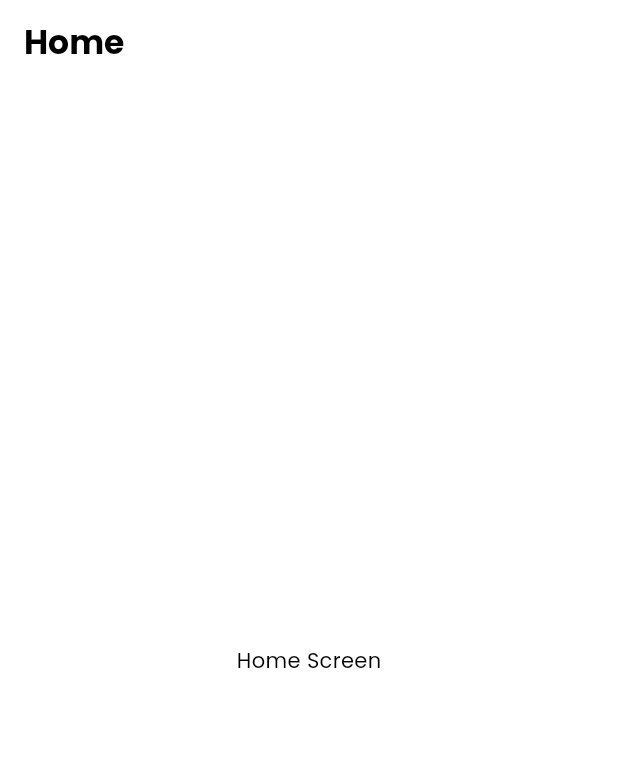
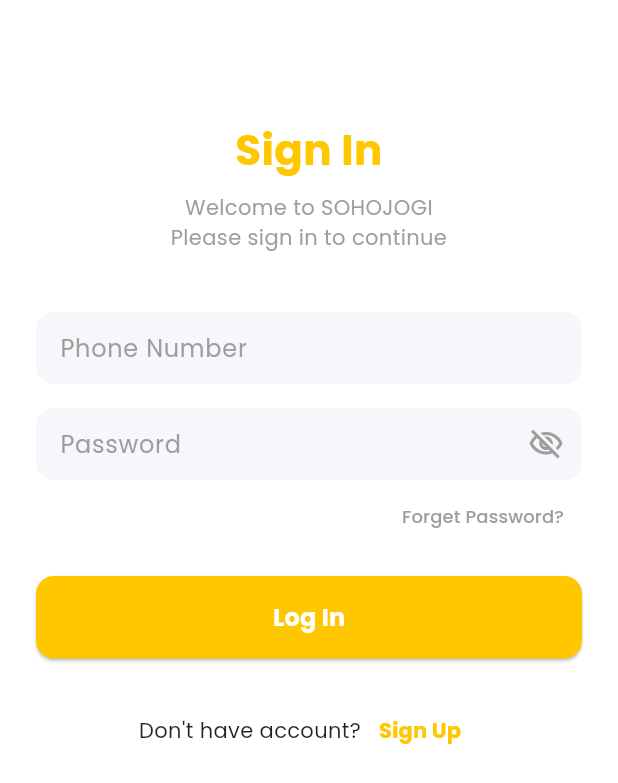
Before and after one commit to Learnathon-By-Geeky-Solutions/team-synergy, a Flutter app: the screen it shows after launch, on a phone screen of 412 x 824 dp. Shown: the top 783 px of the screen. Run offline on Flutter 3.47's test engine with Material 3 defaults, Android fonts, the phone set to English and light mode, and no system bars; our stand-ins replace animated_splash_screen, lottie, supabase_flutter; accounts and stored records are empty.

Commit message:
-- auth added and theme moved

```diff
--- /dev/null
+++ b/sohojogi/lib/base/theme/theme_data.dart
@@ -0,0 +1,88 @@
+import 'package:flutter/material.dart';
+import 'package:sohojogi/constants/colors.dart';
+
+ThemeData darkTheme = ThemeData(
+  brightness: Brightness.dark,
+  primaryColor: darkColor,
+  hintColor: secondaryColor,
+  scaffoldBackgroundColor: grayColor,
+
+  // Configure color scheme for dark mode
+  colorScheme: ColorScheme.dark(
+    primary: darkColor,
+    secondary: secondaryColor,
+    surface: grayColor,
+    // Ensure text is legible on dark surfaces
+    onPrimary: Colors.white,
+    onSecondary: Colors.white,
+    onSurface: Colors.white,
+  ),
+
+  // AppBar theme for dark mode
+  appBarTheme: AppBarTheme(
+    backgroundColor: darkColor,
+    foregroundColor: Colors.white,
+  ),
+
+  // Text theme configuration remains consistent
+  textTheme: const TextTheme(
+    bodyLarge: TextStyle(fontFamily: 'Poppins', fontSize: 16, fontWeight: FontWeight.normal),
+    bodyMedium: TextStyle(fontFamily: 'Poppins', fontSize: 14, fontWeight: FontWeight.normal),
+    bodySmall: TextStyle(fontFamily: 'Poppins', fontSize: 12, fontWeight: FontWeight.normal),
+
+    headlineLarge: TextStyle(fontFamily: 'Poppins', fontSize: 24, fontWeight: FontWeight.bold),
+    headlineMedium: TextStyle(fontFamily: 'Poppins', fontSize: 20, fontWeight: FontWeight.w600),
+    headlineSmall: TextStyle(fontFamily: 'Poppins', fontSize: 18, fontWeight: FontWeight.w600),
+
+    titleLarge: TextStyle(fontFamily: 'Poppins', fontSize: 22, fontWeight: FontWeight.bold),
+    titleMedium: TextStyle(fontFamily: 'Poppins', fontSize: 16, fontWeight: FontWeight.w600),
+    titleSmall: TextStyle(fontFamily: 'Poppins', fontSize: 14, fontWeight: FontWeight.w600),
+
+    labelLarge: TextStyle(fontFamily: 'Poppins', fontSize: 14, fontWeight: FontWeight.w500),
+    labelMedium: TextStyle(fontFamily: 'Poppins', fontSize: 12, fontWeight: FontWeight.w500),
+    labelSmall: TextStyle(fontFamily: 'Poppins', fontSize: 10, fontWeight: FontWeight.w500),
+  ),
+);
+
+ThemeData lightTheme = ThemeData(
+  brightness: Brightness.light,
+  primaryColor: primaryColor,
+  hintColor: secondaryColor,
+  scaffoldBackgroundColor: Colors.white, // Set background to white
+
+  // Configure color scheme for light mode
+  colorScheme: ColorScheme.light(
+    primary: primaryColor,
+    secondary: secondaryColor,
+    surface: Colors.white, // Set surface to white
+    // Ensure text is legible on light surfaces
+    onPrimary: Colors.white,
+    onSecondary: Colors.white,
+    onSurface: Colors.black, // Set elements to black
+  ),
+
+  // AppBar theme to maintain consistency
+  appBarTheme: AppBarTheme(
+    backgroundColor: primaryColor,
+    foregroundColor: Colors.black,
+  ),
+
+  // Text theme configuration
+  textTheme: const TextTheme(
+    bodyLarge: TextStyle(fontFamily: 'Poppins', fontSize: 16, fontWeight: FontWeight.normal),
+    bodyMedium: TextStyle(fontFamily: 'Poppins', fontSize: 14, fontWeight: FontWeight.normal),
+    bodySmall: TextStyle(fontFamily: 'Poppins', fontSize: 12, fontWeight: FontWeight.normal),
+
+    headlineLarge: TextStyle(fontFamily: 'Poppins', fontSize: 24, fontWeight: FontWeight.bold),
+    headlineMedium: TextStyle(fontFamily: 'Poppins', fontSize: 20, fontWeight: FontWeight.w600),
+    headlineSmall: TextStyle(fontFamily: 'Poppins', fontSize: 18, fontWeight: FontWeight.w600),
+
+    titleLarge: TextStyle(fontFamily: 'Poppins', fontSize: 22, fontWeight: FontWeight.bold),
+    titleMedium: TextStyle(fontFamily: 'Poppins', fontSize: 16, fontWeight: FontWeight.w600),
+    titleSmall: TextStyle(fontFamily: 'Poppins', fontSize: 14, fontWeight: FontWeight.w600),
+
+    labelLarge: TextStyle(fontFamily: 'Poppins', fontSize: 14, fontWeight: FontWeight.w500),
+    labelMedium: TextStyle(fontFamily: 'Poppins', fontSize: 12, fontWeight: FontWeight.w500),
+    labelSmall: TextStyle(fontFamily: 'Poppins', fontSize: 10, fontWeight: FontWeight.w500),
+  ),
+);
--- /dev/null
+++ b/sohojogi/lib/constants/keys.dart
@@ -0,0 +1,3 @@
+
+const supabaseUrl = "https://szcieomutldoegeoelke.supabase.co";
+const supabaseKey = "eyJhbGciOiJIUzI1NiIsInR5cCI6IkpXVCJ9.eyJpc3MiOiJzdXBhYmFzZSIsInJlZiI6InN6Y2llb211dGxkb2VnZW9lbGtlIiwicm9sZSI6ImFub24iLCJpYXQiOjE3NDIwNjU0NzUsImV4cCI6MjA1NzY0MTQ3NX0.nJKEJbgTzYEg9HpHgtRpK1d5rbNzTR6WUMdhBpbU0Oc";//String.fromEnvironment('SUPABASE_KEY');
--- a/sohojogi/lib/main.dart
+++ b/sohojogi/lib/main.dart
@@ -1,8 +1,13 @@
 import 'package:flutter/material.dart';
-import 'package:sohojogi/constants/colors.dart';
+import 'package:sohojogi/base/theme/theme_data.dart';
+import 'package:sohojogi/constants/keys.dart';
 import 'package:sohojogi/screens/splash/splash_screen.dart';
+import 'package:supabase_flutter/supabase_flutter.dart';
 
-void main() {
+
+Future<void> main() async {
+  WidgetsFlutterBinding.ensureInitialized();
+  await Supabase.initialize(url: supabaseUrl, anonKey: supabaseKey);
   runApp(const MyApp());
 }
 
@@ -16,92 +21,10 @@
       debugShowCheckedModeBanner: false,
 
       // Light theme configuration
-      theme: ThemeData(
-        brightness: Brightness.light,
-        primaryColor: primaryColor,
-        hintColor: secondaryColor,
-        scaffoldBackgroundColor: Colors.white, // Set background to white
-
-        // Configure color scheme for light mode
-        colorScheme: ColorScheme.light(
-          primary: primaryColor,
-          secondary: secondaryColor,
-          surface: Colors.white, // Set surface to white
-          // Ensure text is legible on light surfaces
-          onPrimary: Colors.white,
-          onSecondary: Colors.white,
-          onSurface: Colors.black, // Set elements to black
-        ),
-
-        // AppBar theme to maintain consistency
-        appBarTheme: AppBarTheme(
-          backgroundColor: primaryColor,
-          foregroundColor: Colors.black,
-        ),
-
-        // Text theme configuration
-        textTheme: const TextTheme(
-          bodyLarge: TextStyle(fontFamily: 'Poppins', fontSize: 16, fontWeight: FontWeight.normal),
-          bodyMedium: TextStyle(fontFamily: 'Poppins', fontSize: 14, fontWeight: FontWeight.normal),
-          bodySmall: TextStyle(fontFamily: 'Poppins', fontSize: 12, fontWeight: FontWeight.normal),
-
-          headlineLarge: TextStyle(fontFamily: 'Poppins', fontSize: 24, fontWeight: FontWeight.bold),
-          headlineMedium: TextStyle(fontFamily: 'Poppins', fontSize: 20, fontWeight: FontWeight.w600),
-          headlineSmall: TextStyle(fontFamily: 'Poppins', fontSize: 18, fontWeight: FontWeight.w600),
-
-          titleLarge: TextStyle(fontFamily: 'Poppins', fontSize: 22, fontWeight: FontWeight.bold),
-          titleMedium: TextStyle(fontFamily: 'Poppins', fontSize: 16, fontWeight: FontWeight.w600),
-          titleSmall: TextStyle(fontFamily: 'Poppins', fontSize: 14, fontWeight: FontWeight.w600),
-
-          labelLarge: TextStyle(fontFamily: 'Poppins', fontSize: 14, fontWeight: FontWeight.w500),
-          labelMedium: TextStyle(fontFamily: 'Poppins', fontSize: 12, fontWeight: FontWeight.w500),
-          labelSmall: TextStyle(fontFamily: 'Poppins', fontSize: 10, fontWeight: FontWeight.w500),
-        ),
-      ),
+      theme: lightTheme,
 
       // Dark theme configuration
-      darkTheme: ThemeData(
-        brightness: Brightness.dark,
-        primaryColor: darkColor,
-        hintColor: secondaryColor,
-        scaffoldBackgroundColor: grayColor,
-
-        // Configure color scheme for dark mode
-        colorScheme: ColorScheme.dark(
-          primary: darkColor,
-          secondary: secondaryColor,
-          surface: grayColor,
-          // Ensure text is legible on dark surfaces
-          onPrimary: Colors.white,
-          onSecondary: Colors.white,
-          onSurface: Colors.white,
-        ),
-
-        // AppBar theme for dark mode
-        appBarTheme: AppBarTheme(
-          backgroundColor: darkColor,
-          foregroundColor: Colors.white,
-        ),
-
-        // Text theme configuration remains consistent
-        textTheme: const TextTheme(
-          bodyLarge: TextStyle(fontFamily: 'Poppins', fontSize: 16, fontWeight: FontWeight.normal),
-          bodyMedium: TextStyle(fontFamily: 'Poppins', fontSize: 14, fontWeight: FontWeight.normal),
-          bodySmall: TextStyle(fontFamily: 'Poppins', fontSize: 12, fontWeight: FontWeight.normal),
-
-          headlineLarge: TextStyle(fontFamily: 'Poppins', fontSize: 24, fontWeight: FontWeight.bold),
-          headlineMedium: TextStyle(fontFamily: 'Poppins', fontSize: 20, fontWeight: FontWeight.w600),
-          headlineSmall: TextStyle(fontFamily: 'Poppins', fontSize: 18, fontWeight: FontWeight.w600),
-
-          titleLarge: TextStyle(fontFamily: 'Poppins', fontSize: 22, fontWeight: FontWeight.bold),
-          titleMedium: TextStyle(fontFamily: 'Poppins', fontSize: 16, fontWeight: FontWeight.w600),
-          titleSmall: TextStyle(fontFamily: 'Poppins', fontSize: 14, fontWeight: FontWeight.w600),
-
-          labelLarge: TextStyle(fontFamily: 'Poppins', fontSize: 14, fontWeight: FontWeight.w500),
-          labelMedium: TextStyle(fontFamily: 'Poppins', fontSize: 12, fontWeight: FontWeight.w500),
-          labelSmall: TextStyle(fontFamily: 'Poppins', fontSize: 10, fontWeight: FontWeight.w500),
-        ),
-      ),
+      darkTheme: darkTheme,
 
       // Automatically switch between light and dark themes based on system settings
       themeMode: ThemeMode.system,
--- /dev/null
+++ b/sohojogi/lib/screens/authentication/views/signin_view.dart
@@ -0,0 +1,161 @@
+import 'package:flutter/material.dart';
+import 'package:sohojogi/screens/authentication/views/signup_view.dart';
+
+class SignInView extends StatelessWidget {
+  final TextEditingController phoneController = TextEditingController();
+  final TextEditingController passwordController = TextEditingController();
+  final ValueNotifier<bool> obscurePassword = ValueNotifier<bool>(true);
+
+  SignInView({Key? key}) : super(key: key);
+
+  @override
+  Widget build(BuildContext context) {
+    return Scaffold(
+      backgroundColor: Colors.white,
+      body: SafeArea(
+        child: SingleChildScrollView(
+          padding: const EdgeInsets.symmetric(horizontal: 24),
+          child: Column(
+            crossAxisAlignment: CrossAxisAlignment.stretch,
+            children: [
+              const SizedBox(height: 80),
+              const Text(
+                'Sign In',
+                style: TextStyle(
+                  fontSize: 28,
+                  fontWeight: FontWeight.bold,
+                  color: Color(0xFFFFC700),
+                ),
+                textAlign: TextAlign.center,
+              ),
+              const SizedBox(height: 8),
+              const Text(
+                'Welcome to SOHOJOGI\nPlease sign in to continue',
+                style: TextStyle(
+                  fontSize: 14,
+                  color: Colors.grey,
+                ),
+                textAlign: TextAlign.center,
+              ),
+              const SizedBox(height: 40),
+              Container(
+                decoration: BoxDecoration(
+                  color: const Color(0xFFF5F7FA),
+                  borderRadius: BorderRadius.circular(12),
+                ),
+                padding: const EdgeInsets.symmetric(horizontal: 16),
+                child: TextField(
+                  controller: phoneController,
+                  keyboardType: TextInputType.phone,
+                  decoration: const InputDecoration(
+                    hintText: 'Phone Number',
+                    hintStyle: TextStyle(color: Colors.grey),
+                    border: InputBorder.none,
+                  ),
+                ),
+              ),
+              const SizedBox(height: 16),
+              ValueListenableBuilder<bool>(
+                valueListenable: obscurePassword,
+                builder: (_, obscure, __) {
+                  return Container(
+                    decoration: BoxDecoration(
+                      color: const Color(0xFFF5F7FA),
+                      borderRadius: BorderRadius.circular(12),
+                    ),
+                    child: Row(
+                      children: [
+                        Expanded(
+                          child: TextField(
+                            controller: passwordController,
+                            obscureText: obscure,
+                            decoration: const InputDecoration(
+                              hintText: 'Password',
+                              hintStyle: TextStyle(color: Colors.grey),
+                              border: InputBorder.none,
+                              contentPadding: EdgeInsets.symmetric(horizontal: 16),
+                            ),
+                          ),
+                        ),
+                        IconButton(
+                          icon: Icon(
+                            obscure ? Icons.visibility_off_outlined : Icons.visibility_outlined,
+                            color: Colors.grey,
+                          ),
+                          onPressed: () => obscurePassword.value = !obscure,
+                        ),
+                      ],
+                    ),
+                  );
+                },
+              ),
+              Align(
+                alignment: Alignment.centerRight,
+                child: TextButton(
+                  onPressed: () {
+                    // Navigate to forgot password
+                    // Navigator.push(
+                    //   context,
+                    //   MaterialPageRoute(builder: (context) => ForgotPasswordView()),
+                    // );
+                  },
+                  child: const Text(
+                    'Forget Password?',
+                    style: TextStyle(color: Colors.grey, fontSize: 12),
+                  ),
+                ),
+              ),
+              const SizedBox(height: 16),
+              ElevatedButton(
+                onPressed: () {
+                  // Handle sign in logic
+                },
+                style: ElevatedButton.styleFrom(
+                  backgroundColor: const Color(0xFFFFC700),
+                  padding: const EdgeInsets.symmetric(vertical: 16),
+                  shape: RoundedRectangleBorder(
+                    borderRadius: BorderRadius.circular(12),
+                  ),
+                ),
+                child: const Text(
+                  'Log In',
+                  style: TextStyle(
+                    fontSize: 16,
+                    fontWeight: FontWeight.bold,
+                    color: Colors.white,
+                  ),
+                ),
+              ),
+              const SizedBox(height: 24),
+              Row(
+                mainAxisAlignment: MainAxisAlignment.center,
+                children: [
+                  const Text(
+                    'Don\'t have account?',
+                    style: TextStyle(color: Colors.black87),
+                  ),
+                  TextButton(
+                    onPressed: () {
+                      // Navigate to sign up
+                      Navigator.push(
+                        context,
+                        MaterialPageRoute(builder: (context) => SignUpView()),
+                      );
+                    },
+                    child: const Text(
+                      'Sign Up',
+                      style: TextStyle(
+                        color: Color(0xFFFFC700),
+                        fontWeight: FontWeight.bold,
+                      ),
+                    ),
+                  ),
+                ],
+              ),
+            ],
+          ),
+        ),
+      ),
+    );
+  }
+}
--- a/sohojogi/lib/screens/splash/splash_screen.dart
+++ b/sohojogi/lib/screens/splash/splash_screen.dart
@@ -1,6 +1,7 @@
 import 'package:animated_splash_screen/animated_splash_screen.dart';
 import 'package:flutter/material.dart';
 import 'package:lottie/lottie.dart';
+import 'package:sohojogi/screens/authentication/views/signin_view.dart';
 
 import '../home/views/home_list_view.dart';
 
@@ -24,7 +25,7 @@
           ),
         ),
       ),
-      nextScreen: const HomeScreen(),
+      nextScreen: SignInView(),
       splashIconSize: 400,
       // Set the background color based on the brightness
       backgroundColor: isDarkMode ? Colors.black : Colors.white,
--- a/sohojogi/pubspec.yaml
+++ b/sohojogi/pubspec.yaml
@@ -35,6 +35,7 @@
   # The following adds the Cupertino Icons font to your application.
   # Use with the CupertinoIcons class for iOS style icons.
   cupertino_icons: ^1.0.8
+  supabase_flutter: ^2.8.4
   animated_splash_screen: ^1.3.0
   lottie: ^3.0.0
   flutter_native_splash: ^2.4.0
```
Also changed, not shown: sohojogi/lib/screens/authentication/views/signup_view.dart (added, +231 -0 lines), sohojogi/lib/base/theme/demo.dart (deleted), sohojogi/lib/screens/authentication/view_model/home_view_model.dart (deleted), sohojogi/lib/screens/authentication/view_model/signup_view_model.dart (added), sohojogi/lib/screens/authentication/views/home_list_view.dart (deleted), sohojogi/lib/screens/forget_password/view_model/home_view_model.dart (deleted), sohojogi/lib/screens/forget_password/views/home_list_view.dart (deleted), sohojogi/lib/screens/forget_password/widgets/character_card.dart (deleted), sohojogi/pubspec.lock, 1 other file.
